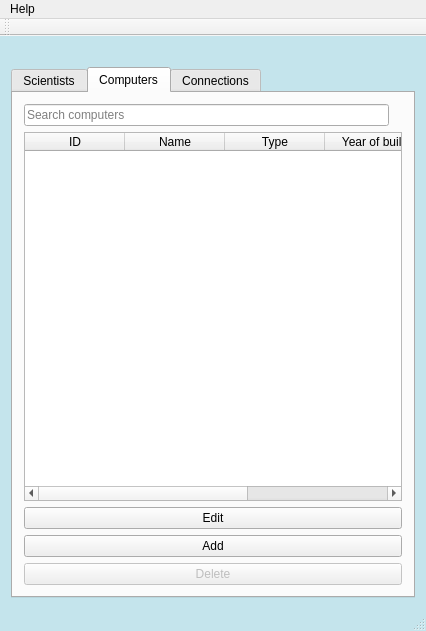
Before: the Qt Designer form Gui-Vln-2016/mainwindow.ui in ivark16/Vln-2016, drawn with Qt 5.
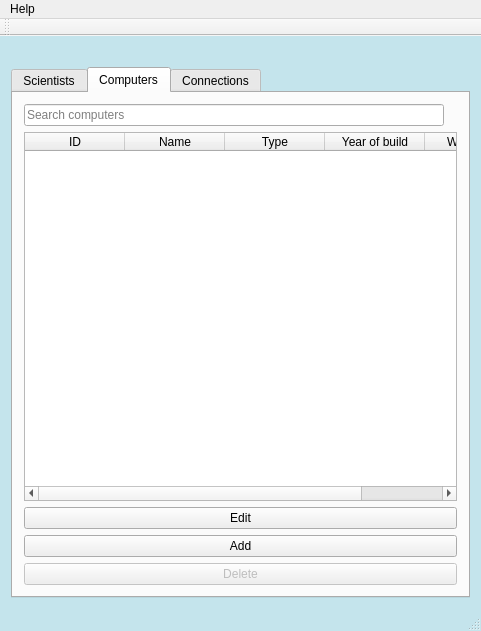
After: the same form once the commit is applied. The open tabs and pages were chosen to show the change. Icons and pictures are not drawn.

Commit message: nytt edit computer

Diff of the .ui file:
```diff
--- a/Gui-Vln-2016/mainwindow.ui
+++ b/Gui-Vln-2016/mainwindow.ui
@@ -9,7 +9,7 @@
    <rect>
     <x>0</x>
     <y>0</y>
-    <width>426</width>
+    <width>481</width>
     <height>631</height>
    </rect>
   </property>
@@ -419,7 +419,7 @@
     <rect>
      <x>0</x>
      <y>0</y>
-     <width>1057</width>
+     <width>481</width>
      <height>22</height>
     </rect>
    </property>
```
Left out of the diff: 2 changed lines with no effect on the pictures. The commit also changes 2 other files.
